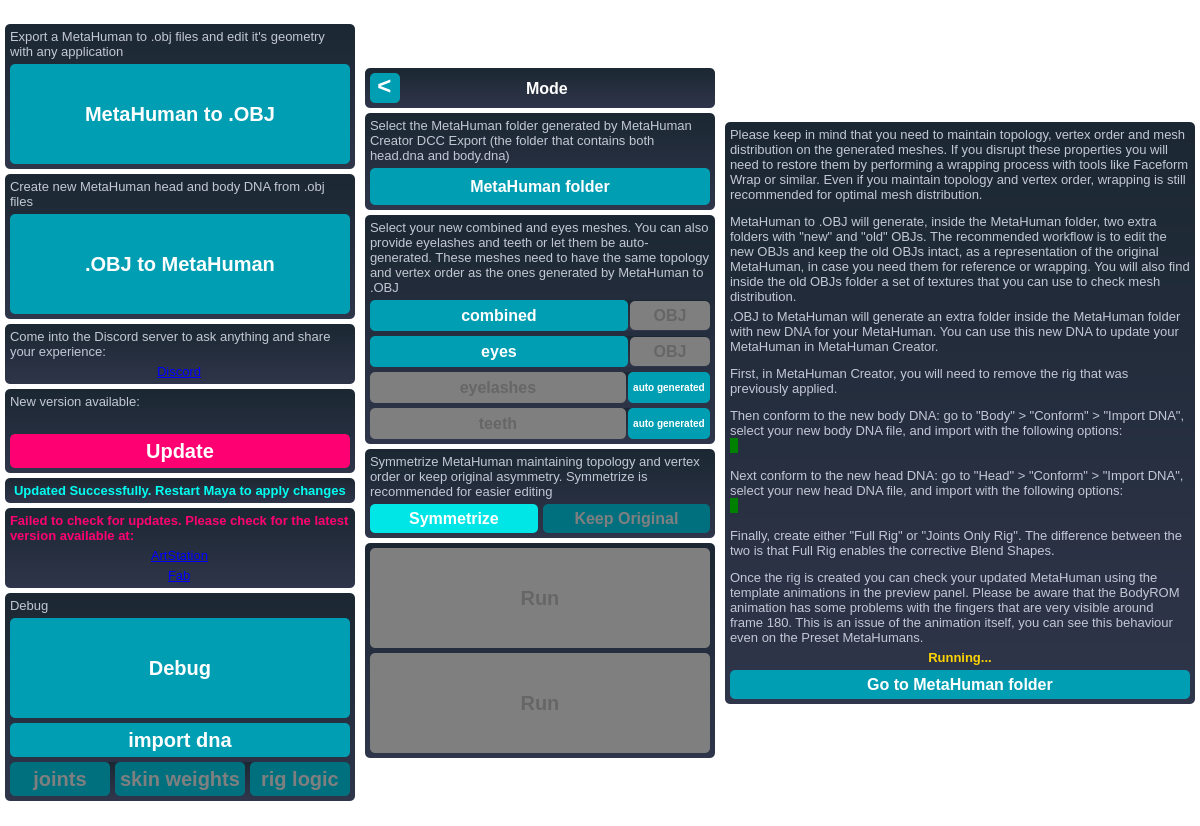
virtual-pancakes/met, file MetaHumanExtraTools/met_main_window.ui: the form before one commit.
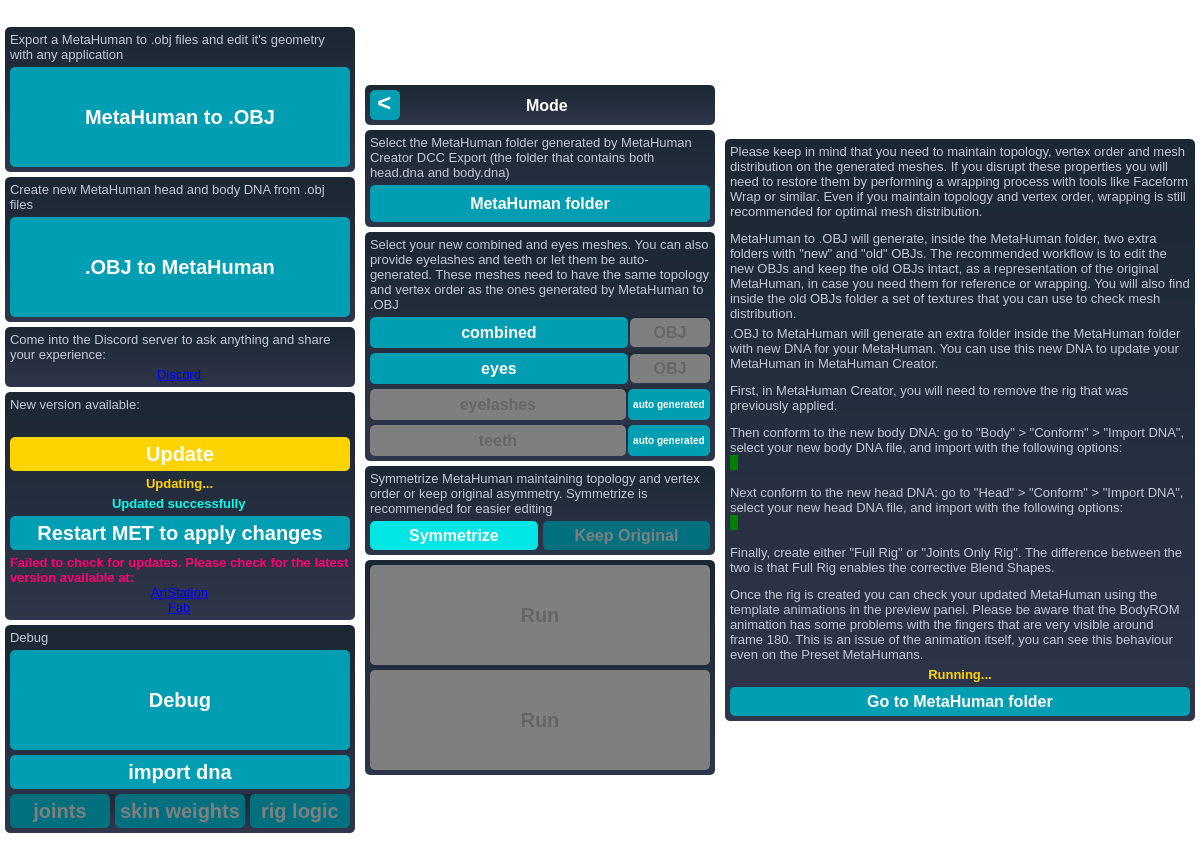
The form after the commit. Icons and pictures are not drawn.

Commit message: 3.0, made update restart inside maya

Patch:
```diff
--- a/MetaHumanExtraTools/met_main_window.ui
+++ b/MetaHumanExtraTools/met_main_window.ui
@@ -7,7 +7,7 @@
     <x>0</x>
     <y>0</y>
     <width>1200</width>
-    <height>826</height>
+    <height>860</height>
    </rect>
   </property>
   <property name="sizePolicy">
@@ -841,7 +841,7 @@
             <property name="styleSheet">
              <string notr="true">QPushButton
 {
-	background-color: hsl(333, 100%, 50%);
+	background-color: hsl(50, 100%, 50%);
 	color: rgb(255, 255, 255);
 	font-size: 20px;
 	font-weight: bold;
@@ -851,11 +851,11 @@
 }
 QPushButton::hover
 {
-	background-color: qlineargradient(spread:pad, x1:1, y1:0, x2:0, y2:1, stop:0 hsl(333, 100%, 50%),stop:1 hsl(333, 100%, 65%));
+	background-color: qlineargradient(spread:pad, x1:1, y1:0, x2:0, y2:1, stop:0 hsl(50, 100%, 50%),stop:1 hsl(50, 100%, 65%));
 }
 QPushButton::pressed
 {
-	background-color: hsl(333, 100%, 70%);
+	background-color: hsl(50, 100%, 70%);
 }</string>
             </property>
             <property name="text">
@@ -863,56 +863,37 @@
             </property>
            </widget>
           </item>
-         </layout>
-        </widget>
-       </item>
-       <item>
-        <widget class="QFrame" name="update_completed_frame">
-         <property name="sizePolicy">
-          <sizepolicy hsizetype="MinimumExpanding" vsizetype="Fixed">
-           <horstretch>0</horstretch>
-           <verstretch>0</verstretch>
-          </sizepolicy>
-         </property>
-         <property name="frameShape">
-          <enum>QFrame::StyledPanel</enum>
-         </property>
-         <property name="frameShadow">
-          <enum>QFrame::Raised</enum>
-         </property>
-         <layout class="QVBoxLayout" name="verticalLayout_13">
-          <property name="spacing">
-           <number>5</number>
-          </property>
-          <property name="leftMargin">
-           <number>5</number>
-          </property>
-          <property name="topMargin">
-           <number>5</number>
-          </property>
-          <property name="rightMargin">
-           <number>5</number>
-          </property>
-          <property name="bottomMargin">
-           <number>5</number>
-          </property>
+          <item alignment="Qt::AlignHCenter">
+           <widget class="QLabel" name="updating_label">
+            <property name="styleSheet">
+             <string notr="true">color: hsl(50, 100%, 50%); font-weight: bold</string>
+            </property>
+            <property name="text">
+             <string>Updating...</string>
+            </property>
+           </widget>
+          </item>
           <item alignment="Qt::AlignHCenter">
-           <widget class="QLabel" name="label_8">
-            <property name="sizePolicy">
-             <sizepolicy hsizetype="MinimumExpanding" vsizetype="Minimum">
-              <horstretch>0</horstretch>
-              <verstretch>0</verstretch>
-             </sizepolicy>
-            </property>
+           <widget class="QLabel" name="updated_successfully_label">
             <property name="styleSheet">
              <string notr="true">color: hsl(177, 100%, 50%); font-weight: bold</string>
             </property>
             <property name="text">
-             <string>Updated Successfully. Restart Maya to apply changes</string>
+             <string>Updated successfully</string>
             </property>
            </widget>
           </item>
-         </layout>
+          <item>
+           <widget class="QPushButton" name="restart_met_button">
+            <property name="sizePolicy">
+             <sizepolicy hsizetype="Minimum" vsizetype="Minimum">
+              <horstretch>0</horstretch>
+              <verstretch>0</verstretch>
+             </sizepolicy>
+            </property>
+            <property name="text">
+             <string>Restart MET to apply changes</string>
+            </property>
         </widget>
        </item>
        <item>
@@ -923,6 +904,9 @@
            <verstretch>0</verstretch>
           </sizepolicy>
          </property>
+            <property name="styleSheet">
+             <string notr="true">background: transparent</string>
+            </property>
          <property name="frameShape">
           <enum>QFrame::StyledPanel</enum>
          </property>
@@ -931,19 +915,19 @@
          </property>
          <layout class="QVBoxLayout" name="verticalLayout_14">
           <property name="spacing">
-           <number>5</number>
+              <number>0</number>
           </property>
           <property name="leftMargin">
-           <number>5</number>
+              <number>0</number>
           </property>
           <property name="topMargin">
-           <number>5</number>
+              <number>0</number>
           </property>
           <property name="rightMargin">
-           <number>5</number>
+              <number>0</number>
           </property>
           <property name="bottomMargin">
-           <number>5</number>
+              <number>0</number>
           </property>
           <item>
            <widget class="QLabel" name="label_9">
@@ -976,6 +960,9 @@
             <property name="text">
              <string>&lt;a href='https://www.fab.com/listings/22f90398-c29e-4b74-a80a-9c5b5ae19d47'&gt;Fab&lt;/a&gt;</string>
             </property>
+              </widget>
+             </item>
+            </layout>
            </widget>
           </item>
          </layout>
```
Lines whose indentation alone changed are shown as unchanged. The commit also changes 3 other files.
